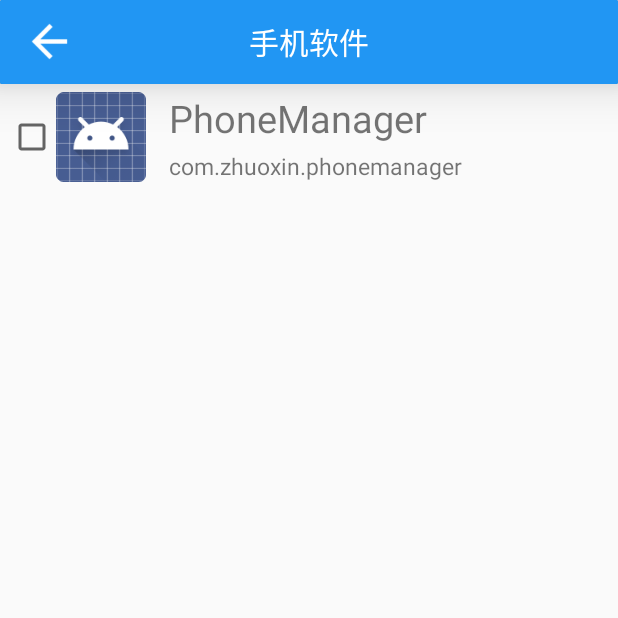
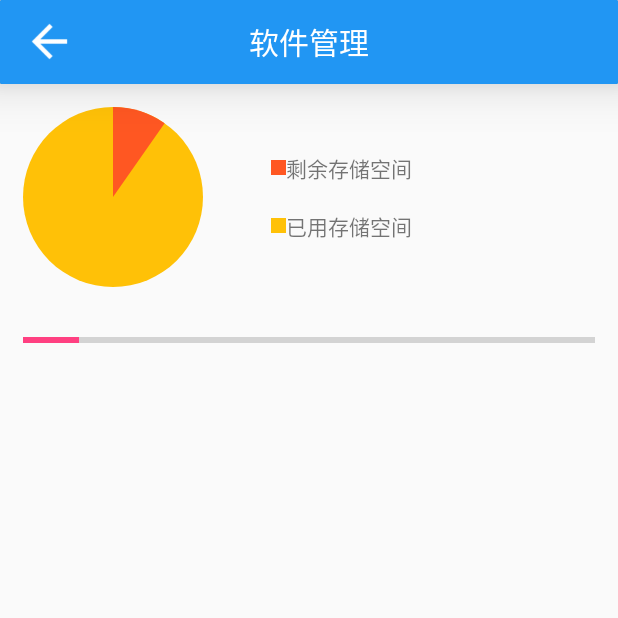
Before and after one commit to lhzheng880828/PhoneManager, an Android app: the HomeActivity screen opened directly, with no data from a screen before it, after a tap on "软件信息", on a phone screen of 412 x 824 dp, the top half of it. Run offline under Robolectric (Android 15) with nearby library versions, the phone set to English and light mode, and no system bars.

Commit message:
自定义软件管理界面的饼状图

```diff
--- a/app/src/main/AndroidManifest.xml
+++ b/app/src/main/AndroidManifest.xml
@@ -38,6 +38,8 @@
         </activity>
         <activity android:name=".activity.SoftwareActivity">
         </activity>
+        <activity android:name=".activity.SoftManagerActivity">
+        </activity>
     </application>
 
 </manifest>
--- a/app/src/main/java/com/zhuoxin/phonemanager/activity/HomeActivity.java
+++ b/app/src/main/java/com/zhuoxin/phonemanager/activity/HomeActivity.java
@@ -39,7 +39,7 @@ public class HomeActivity extends BaseActivity implements View.OnClickListener {
                 startActivity(PhoneActivity.class);
                 break;
             case R.id.tv_software:
-                startActivity(SoftwareActivity.class);
+                startActivity(SoftManagerActivity.class);
                 break;
         }
     }
--- /dev/null
+++ b/app/src/main/java/com/zhuoxin/phonemanager/activity/SoftManagerActivity.java
@@ -0,0 +1,27 @@
+package com.zhuoxin.phonemanager.activity;
+
+import android.os.Bundle;
+import android.view.View;
+
+import com.zhuoxin.phonemanager.R;
+import com.zhuoxin.phonemanager.base.BaseActivity;
+
+public class SoftManagerActivity extends BaseActivity implements View.OnClickListener {
+
+    @Override
+    protected void onCreate(Bundle savedInstanceState) {
+        super.onCreate(savedInstanceState);
+        setContentView(R.layout.activity_soft_manager);
+        initActionBar("软件管理", true, false, this);
+    }
+
+    @Override
+    public void onClick(View v) {
+        int id = v.getId();
+        switch (id) {
+            case R.id.iv_back:
+                finish();
+                break;
+        }
+    }
+}
--- /dev/null
+++ b/app/src/main/java/com/zhuoxin/phonemanager/view/PiechartView.java
@@ -0,0 +1,66 @@
+package com.zhuoxin.phonemanager.view;
+
+import android.content.Context;
+import android.content.res.TypedArray;
+import android.graphics.Canvas;
+import android.graphics.Color;
+import android.graphics.Paint;
+import android.graphics.RectF;
+import android.util.AttributeSet;
+import android.view.View;
+
+import com.zhuoxin.phonemanager.R;
+
+/**
+ * Created by YoungHong on 2016/11/13.
+ */
+
+public class PiechartView extends View {
+    int proportion = 35;
+    int backgroundColor = Color.DKGRAY;
+    int color = Color.BLUE;
+
+    public PiechartView(Context context, AttributeSet attrs) {
+        super(context, attrs);
+        //从attr中获取自定义属性
+        TypedArray typedArray = context.getTheme().obtainStyledAttributes(attrs, R.styleable.PiechartView, 0, 0);
+        //初始化自定义属性
+        int n = typedArray.getIndexCount();
+        for (int i = 0; i < n; i++) {
+            int attrName = typedArray.getIndex(i);
+            switch (attrName) {
+                case R.styleable.PiechartView_piechartProportion:
+                    proportion = typedArray.getInt(attrName, 0);
+                    break;
+                case R.styleable.PiechartView_piechartBackgroundColor:
+                    backgroundColor = typedArray.getColor(attrName, Color.DKGRAY);
+                    break;
+                case R.styleable.PiechartView_piechartColor:
+                    color = typedArray.getColor(attrName, Color.BLUE);
+                    break;
+            }
+        }
+    }
+
+    @Override
+    protected void onMeasure(int widthMeasureSpec, int heightMeasureSpec) {
+        int width = MeasureSpec.getSize(widthMeasureSpec);
+        int height = MeasureSpec.getSize(heightMeasureSpec);
+        if (width < height) {
+            height = width;
+        } else {
+            width = height;
+        }
+        setMeasuredDimension(width, height);
+    }
+
+    @Override
+    protected void onDraw(Canvas canvas) {
+        Paint paint = new Paint();
+        paint.setColor(backgroundColor);
+        RectF rectF = new RectF(0, 0, getWidth(), getHeight());
+        canvas.drawArc(rectF, -90, 360, true, paint);
+        paint.setColor(color);
+        canvas.drawArc(rectF, -90, proportion, true, paint);
+    }
+}
--- /dev/null
+++ b/app/src/main/res/drawable/shape_progressbar_background.xml
@@ -0,0 +1,5 @@
+<shape xmlns:android="http://schemas.android.com/apk/res/android"
+       android:shape="rectangle">
+    <solid android:color="@color/piechartBackgroundColor"></solid>
+    <corners android:radius="1dp"></corners>
+</shape>
--- /dev/null
+++ b/app/src/main/res/drawable/shape_progressbar_progress.xml
@@ -0,0 +1,5 @@
+<shape xmlns:android="http://schemas.android.com/apk/res/android"
+       android:shape="rectangle">
+    <solid android:color="@color/piechartColor"></solid>
+    <corners android:radius="1dp"></corners>
+</shape>
--- /dev/null
+++ b/app/src/main/res/layout/activity_soft_manager.xml
@@ -0,0 +1,26 @@
+<?xml version="1.0" encoding="utf-8"?>
+<LinearLayout
+    xmlns:android="http://schemas.android.com/apk/res/android"
+    xmlns:tools="http://schemas.android.com/tools"
+    android:id="@+id/activity_soft_manager"
+    android:layout_width="match_parent"
+    android:layout_height="match_parent"
+    android:orientation="vertical"
+
+    tools:context="com.zhuoxin.phonemanager.activity.SoftManagerActivity">
+
+    <com.zhuoxin.phonemanager.view.ActionBarView
+        android:id="@+id/layout_actionbar"
+        android:layout_width="match_parent"
+        android:layout_height="wrap_content"></com.zhuoxin.phonemanager.view.ActionBarView>
+
+    <include layout="@layout/layout_soft_manager"></include>
+
+    <ProgressBar
+        style="?android:progressBarStyleHorizontal"
+        android:layout_width="match_parent"
+        android:layout_height="10dp"
+        android:layout_margin="15dp"
+        android:max="360"
+        android:progress="35"/>
+</LinearLayout>
--- a/app/src/main/res/layout/item_telclass.xml
+++ b/app/src/main/res/layout/item_telclass.xml
@@ -8,11 +8,18 @@
     <TextView
 
         android:id="@+id/tv_telclass"
-        android:layout_width="match_parent"
+        android:layout_width="wrap_content"
         android:layout_height="@dimen/item_height"
-        android:layout_gravity="center"
-        android:gravity="center"
+        android:layout_marginStart="@dimen/item_margin"
+        android:gravity="start|center_vertical"
         android:text="测试"
         android:textSize="@dimen/item_textsize"/>
 
+    <ImageView
+        android:layout_width="@dimen/item_textsize"
+        android:layout_height="@dimen/item_textsize"
+        android:layout_alignParentEnd="true"
+        android:layout_centerVertical="true"
+        android:layout_marginEnd="@dimen/item_margin"
+        android:src="@drawable/item_arrow_right"/>
 </RelativeLayout>
--- /dev/null
+++ b/app/src/main/res/layout/layout_soft_manager.xml
@@ -0,0 +1,65 @@
+<?xml version="1.0" encoding="utf-8"?>
+<RelativeLayout xmlns:android="http://schemas.android.com/apk/res/android"
+                xmlns:piechart="http://schemas.android.com/apk/res-auto"
+                android:layout_width="match_parent"
+                android:layout_height="wrap_content"
+                android:padding="@dimen/item_margin">
+
+    <com.zhuoxin.phonemanager.view.PiechartView
+        android:id="@+id/pv_softmgr"
+        android:layout_width="120dp"
+        android:layout_height="120dp"
+        piechart:piechartBackgroundColor="@color/piechartBackgroundColor"
+        piechart:piechartColor="@color/piechartColor"/>
+
+    <RelativeLayout
+
+        android:layout_width="match_parent"
+        android:layout_height="@dimen/item_height"
+        android:layout_centerVertical="true"
+        android:layout_marginStart="45dp"
+        android:layout_toEndOf="@id/pv_softmgr">
+
+        <LinearLayout
+            android:layout_width="match_parent"
+            android:layout_height="wrap_content">
+
+            <ImageView
+                android:id="@+id/iv_color"
+                android:layout_width="10dp"
+                android:layout_height="10dp"
+                android:layout_gravity="center_vertical"
+                android:src="@color/piechartColor"/>
+
+            <TextView
+                android:layout_width="wrap_content"
+                android:layout_height="wrap_content"
+                android:layout_gravity="center_vertical"
+                android:layout_toEndOf="@id/iv_color"
+                android:text="剩余存储空间"/>
+        </LinearLayout>
+
+
+        <LinearLayout
+            android:layout_width="match_parent"
+            android:layout_height="wrap_content"
+            android:layout_alignParentBottom="true">
+
+            <ImageView
+                android:id="@+id/iv_backgroundColor"
+                android:layout_width="10dp"
+                android:layout_height="10dp"
+                android:layout_gravity="center_vertical"
+                android:src="@color/piechartBackgroundColor"/>
+
+            <TextView
+                android:layout_width="wrap_content"
+                android:layout_height="wrap_content"
+                android:layout_gravity="center_vertical"
+                android:layout_toEndOf="@id/iv_backgroundColor"
+                android:text="已用存储空间"/>
+        </LinearLayout>
+    </RelativeLayout>
+
+
+</RelativeLayout>
--- /dev/null
+++ b/app/src/main/res/values/attrs.xml
@@ -0,0 +1,10 @@
+<resources>
+    <attr name="piechartBackgroundColor">color</attr>
+    <attr name="piechartColor">color</attr>
+    <attr name="piechartProportion">integer</attr>
+    <declare-styleable name="PiechartView">
+        <attr name="piechartBackgroundColor"></attr>
+        <attr name="piechartColor"></attr>
+        <attr name="piechartProportion"></attr>
+    </declare-styleable>
+</resources>
--- a/app/src/main/res/values/colors.xml
+++ b/app/src/main/res/values/colors.xml
@@ -16,4 +16,6 @@
     <color name="dividerColor">#BDBDBD</color>
     <color name="textColor">#212121</color>
 
+    <color name="piechartColor">#FF5722</color>
+    <color name="piechartBackgroundColor">#FFC107</color>
 </resources>
```
Also changed, not shown: app/src/main/res/drawable/item_arrow_right.png (added).
